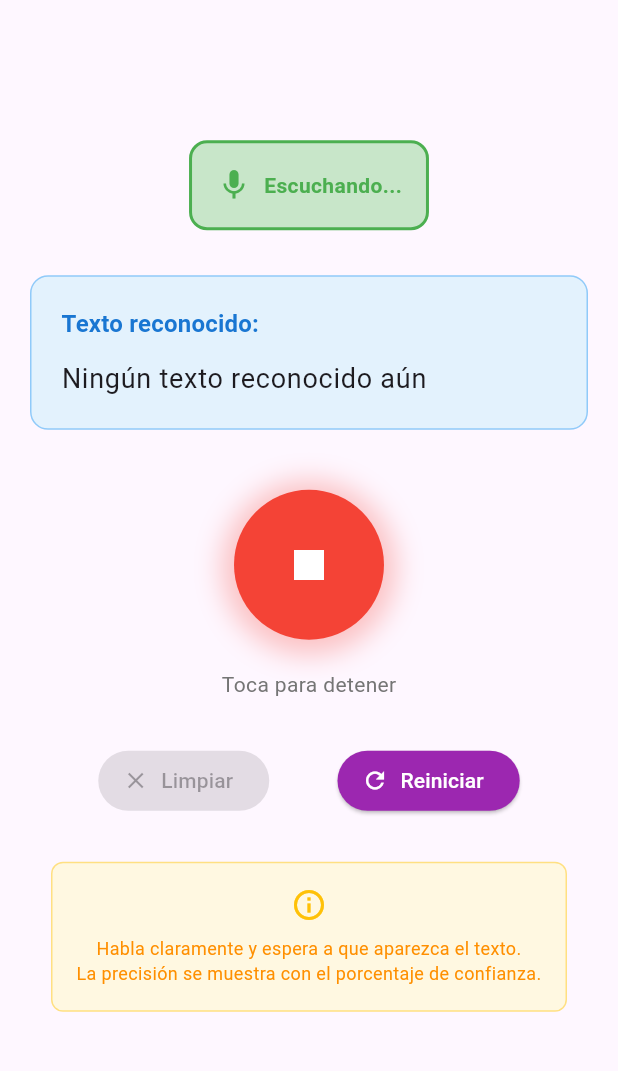
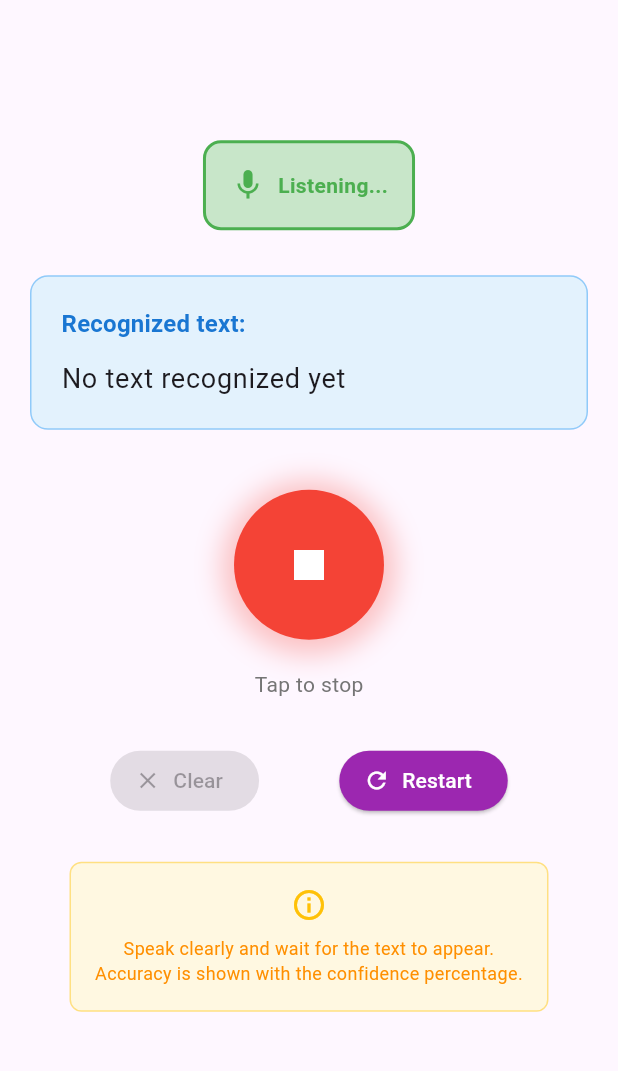
Before and after one commit to reliek21/speech-to-text-flutter, a Flutter app: the screen it shows after launch, after a tap on the "mic" icon, on a phone screen of 412 x 824 dp, the part 84-1155 px from its top. Run offline on Flutter 3.47's test engine with Material 3 defaults, Android fonts, the phone set to English and light mode, and no system bars; our stand-ins replace permission_handler, speech_to_text.

Commit message:
Translate UI text and error messages from Spanish to English

```diff
--- a/lib/main.dart
+++ b/lib/main.dart
@@ -52,13 +52,13 @@ class _MyHomePageState extends State<MyHomePage> {
 
     _speechEnabled = await _speechToText.initialize(
       onError: (error) {
-        print('Error en speech recognition: $error');
+        print('Speech recognition error: $error');
         setState(() {
           _isListening = false;
         });
       },
       onStatus: (status) {
-        print('Status del speech recognition: $status');
+        print('Speech recognition status: $status');
         setState(() {
           _isListening = status == 'listening';
         });
@@ -76,7 +76,7 @@ class _MyHomePageState extends State<MyHomePage> {
       listenFor: const Duration(seconds: 30),
       pauseFor: const Duration(seconds: 3),
       partialResults: true,
-      localeId: 'es_ES', // Español de España
+      localeId: 'en_US', // English - United States
       cancelOnError: true,
       listenMode: ListenMode.confirmation,
     );
@@ -115,7 +115,7 @@ class _MyHomePageState extends State<MyHomePage> {
           child: Column(
             mainAxisAlignment: MainAxisAlignment.center,
             children: [
-              // Indicador de estado
+              // Status indicator
               Container(
                 padding: const EdgeInsets.all(16),
                 decoration: BoxDecoration(
@@ -136,10 +136,10 @@ class _MyHomePageState extends State<MyHomePage> {
                     const SizedBox(width: 8),
                     Text(
                       _isListening
-                          ? 'Escuchando...'
+                          ? 'Listening...'
                           : (_speechEnabled
-                              ? 'Toca el micrófono para hablar'
-                              : 'Speech recognition no disponible'),
+                              ? 'Tap the microphone to speak'
+                              : 'Speech recognition not available'),
                       style: TextStyle(
                         color: _isListening ? Colors.green : Colors.grey,
                         fontWeight: FontWeight.bold,
@@ -150,7 +150,7 @@ class _MyHomePageState extends State<MyHomePage> {
               ),
               const SizedBox(height: 30),
 
-              // Texto reconocido
+              // Recognized text
               Container(
                 width: double.infinity,
                 padding: const EdgeInsets.all(20),
@@ -166,7 +166,7 @@ class _MyHomePageState extends State<MyHomePage> {
                       mainAxisAlignment: MainAxisAlignment.spaceBetween,
                       children: [
                         Text(
-                          'Texto reconocido:',
+                          'Recognized text:',
                           style: Theme.of(context).textTheme.titleMedium?.copyWith(
                             color: Colors.blue.shade700,
                             fontWeight: FontWeight.bold,
@@ -196,7 +196,7 @@ class _MyHomePageState extends State<MyHomePage> {
                     ),
                     const SizedBox(height: 10),
                     Text(
-                      _lastWords.isEmpty ? 'Ningún texto reconocido aún' : _lastWords,
+                      _lastWords.isEmpty ? 'No text recognized yet' : _lastWords,
                       style: Theme.of(context).textTheme.bodyLarge?.copyWith(
                         fontSize: 18,
                       ),
@@ -206,7 +206,7 @@ class _MyHomePageState extends State<MyHomePage> {
               ),
               const SizedBox(height: 40),
 
-              // Botón de micrófono principal
+              // Main microphone button
               GestureDetector(
                 onTap: _speechEnabled
                     ? (_isListening ? _stopListening : _startListening)
@@ -236,22 +236,22 @@ class _MyHomePageState extends State<MyHomePage> {
               ),
               const SizedBox(height: 20),
 
-              // Texto de ayuda
+              // Help text
               Text(
                 _isListening
-                    ? 'Toca para detener'
-                    : 'Toca para empezar a hablar',
+                    ? 'Tap to stop'
+                    : 'Tap to start speaking',
                 style: Theme.of(context).textTheme.bodyMedium?.copyWith(
                   color: Colors.grey.shade600,
                 ),
               ),
               const SizedBox(height: 30),
 
-              // Botones de acción
+              // Action buttons
               Row(
                 mainAxisAlignment: MainAxisAlignment.spaceEvenly,
                 children: [
-                  // Botón para limpiar texto
+                  // Button to clear text
                   ElevatedButton.icon(
                     onPressed: _lastWords.isNotEmpty ? () {
                       setState(() {
@@ -260,20 +260,20 @@ class _MyHomePageState extends State<MyHomePage> {
                       });
                     } : null,
                     icon: const Icon(Icons.clear),
-                    label: const Text('Limpiar'),
+                    label: const Text('Clear'),
                     style: ElevatedButton.styleFrom(
                       backgroundColor: Colors.orange,
                       foregroundColor: Colors.white,
                     ),
                   ),
 
-                  // Botón para reinicializar speech
+                  // Button to restart speech
                   ElevatedButton.icon(
                     onPressed: () {
                       _initSpeech();
                     },
                     icon: const Icon(Icons.refresh),
-                    label: const Text('Reiniciar'),
+                    label: const Text('Restart'),
                     style: ElevatedButton.styleFrom(
                       backgroundColor: Colors.purple,
                       foregroundColor: Colors.white,
@@ -282,7 +282,7 @@ class _MyHomePageState extends State<MyHomePage> {
                 ],
               ),
 
-              // Información adicional
+              // Additional information
               const SizedBox(height: 30),
               Container(
                 padding: const EdgeInsets.all(16),
@@ -296,7 +296,7 @@ class _MyHomePageState extends State<MyHomePage> {
                     const Icon(Icons.info_outline, color: Colors.amber),
                     const SizedBox(height: 8),
                     Text(
-                      'Habla claramente y espera a que aparezca el texto.\nLa precisión se muestra con el porcentaje de confianza.',
+                      'Speak clearly and wait for the text to appear.\nAccuracy is shown with the confidence percentage.',
                       textAlign: TextAlign.center,
                       style: TextStyle(
                         color: Colors.amber.shade800,
```
